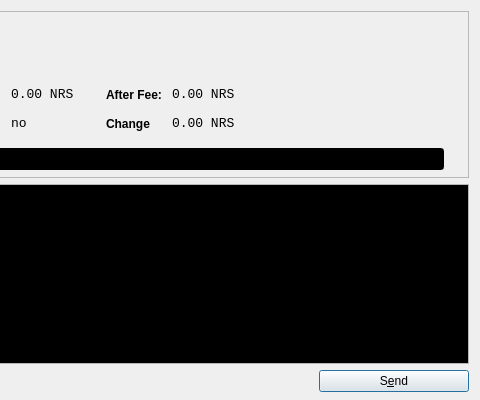
This is src/qt/forms/sendcoinsdialog.ui in NoirX/NoirShares-v2-old as Qt 5 draws it before an edit; both pictures show x 370 to 850 and y 0 to 400 of the 850 by 400 pixel window. The edited form follows.
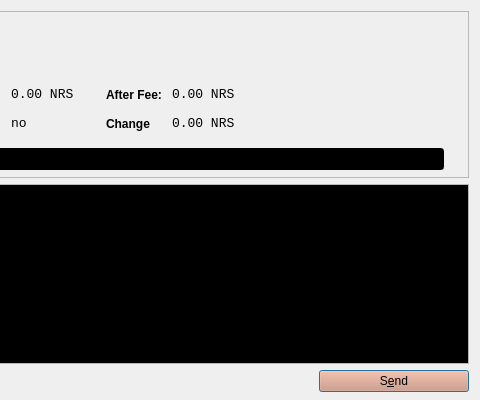
This is the edited form. Icons and pictures are not drawn.

Patch:
```diff
--- a/src/qt/forms/sendcoinsdialog.ui
+++ b/src/qt/forms/sendcoinsdialog.ui
@@ -765,6 +765,10 @@
        <property name="toolTip">
         <string>Confirm the send action</string>
        </property>
+       <property name="styleSheet">
+        <string notr="true">color: rgb(0, 0, 0);
+background-color: rgb(221, 145, 114);</string>
+       </property>
        <property name="text">
         <string>S&amp;end</string>
        </property>
```
Left out of the diff: 52 changed lines with no effect on the pictures.
